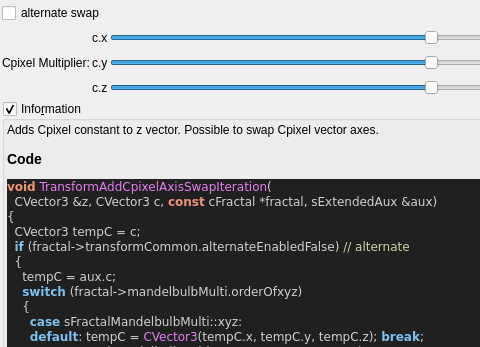
Old version of the form mandelbulber2/qt_data/fractal_transf_add_cpixel_axis_swap.ui in the repository buddhi1980/mandelbulber2; both pictures show x 0 to 480 and y 0 to 347 of the 844 by 848 pixel window.
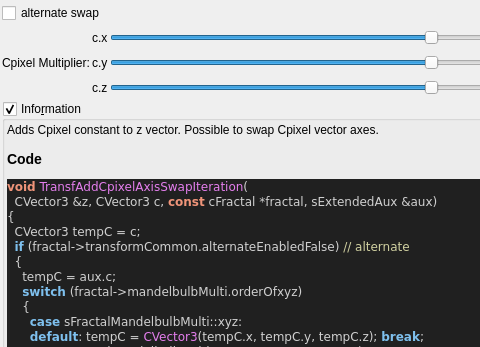
New version of the form. Custom widgets are drawn as their Qt base class.

What changed in the file:
```diff
--- a/mandelbulber2/qt_data/fractal_transf_add_cpixel_axis_swap.ui
+++ b/mandelbulber2/qt_data/fractal_transf_add_cpixel_axis_swap.ui
@@ -308,7 +308,7 @@
 &lt;/table&gt;
 &lt;h3&gt;Code&lt;/h3&gt;
 &lt;body style=&quot;background-color:#202020&quot;&gt;
-&lt;pre style=&quot;color:#d0d0d0; background-color:#202020;  font-family:'Courier New',monospace;&quot;&gt;&lt;span style=&quot;color:#f09479; font-weight:bold&quot;&gt;void&lt;/span&gt; &lt;span style=&quot;color:#e47eed&quot;&gt;TransformAddCpixelAxisSwapIteration&lt;/span&gt;&lt;span style=&quot;color:#d0d0d0&quot;&gt;(&lt;/span&gt;
+&lt;pre style=&quot;color:#d0d0d0; background-color:#202020;  font-family:'Courier New',monospace;&quot;&gt;&lt;span style=&quot;color:#f09479; font-weight:bold&quot;&gt;void&lt;/span&gt; &lt;span style=&quot;color:#e47eed&quot;&gt;TransfAddCpixelAxisSwapIteration&lt;/span&gt;&lt;span style=&quot;color:#d0d0d0&quot;&gt;(&lt;/span&gt;
   CVector3 &lt;span style=&quot;color:#d0d0d0&quot;&gt;&amp;amp;&lt;/span&gt;z&lt;span style=&quot;color:#d0d0d0&quot;&gt;,&lt;/span&gt; CVector3 c&lt;span style=&quot;color:#d0d0d0&quot;&gt;,&lt;/span&gt; &lt;span style=&quot;color:#f09479; font-weight:bold&quot;&gt;const&lt;/span&gt; cFractal &lt;span style=&quot;color:#d0d0d0&quot;&gt;*&lt;/span&gt;fractal&lt;span style=&quot;color:#d0d0d0&quot;&gt;,&lt;/span&gt; sExtendedAux &lt;span style=&quot;color:#d0d0d0&quot;&gt;&amp;amp;&lt;/span&gt;aux&lt;span style=&quot;color:#d0d0d0&quot;&gt;)&lt;/span&gt;
 &lt;span style=&quot;color:#d0d0d0&quot;&gt;{&lt;/span&gt;
   CVector3 tempC &lt;span style=&quot;color:#d0d0d0&quot;&gt;=&lt;/span&gt; c&lt;span style=&quot;color:#d0d0d0&quot;&gt;;&lt;/span&gt;
```
Left out of the diff: 4 changed lines with no effect on the pictures.
